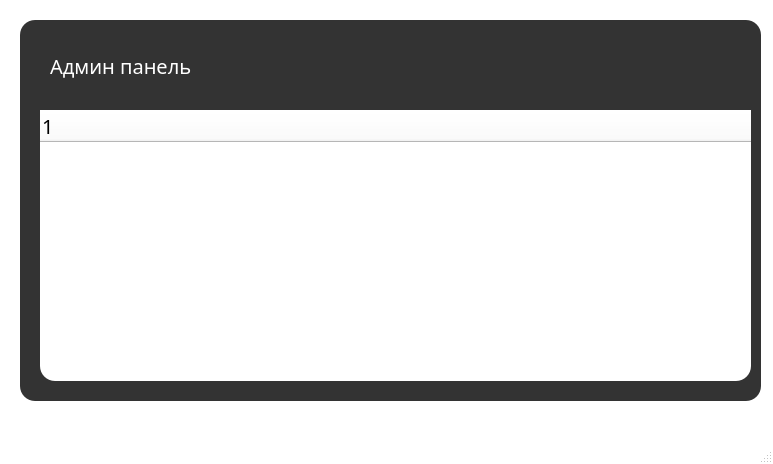
The window that Admin.ui (ChazGrant/Messenger) describes before a commit, drawn with Qt 5.
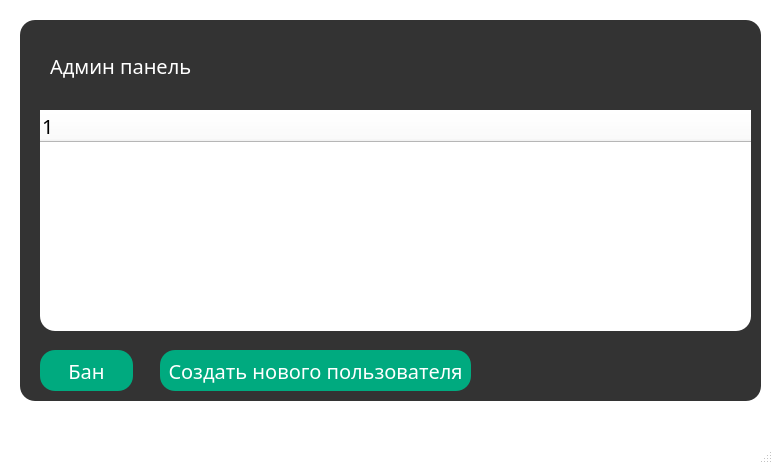
The same window after the commit. Icons and pictures are not drawn.

Patch:
```diff
--- a/Admin.ui
+++ b/Admin.ui
@@ -23,7 +23,7 @@
 }
 QPushButton{
 	border-radius: 15px;
-	background: red;
+	background: rgb(0, 170, 127);
 	color: white;
 }
 QPushButton:hover{
@@ -136,7 +136,7 @@
        <x>20</x>
        <y>90</y>
        <width>711</width>
-       <height>271</height>
+       <height>221</height>
       </rect>
      </property>
      <property name="styleSheet">
@@ -148,6 +148,32 @@
       </property>
      </column>
     </widget>
+    <widget class="QPushButton" name="banButton">
+     <property name="geometry">
+      <rect>
+       <x>20</x>
+       <y>330</y>
+       <width>93</width>
+       <height>41</height>
+      </rect>
+     </property>
+     <property name="text">
+      <string>Бан</string>
+     </property>
+    </widget>
+    <widget class="QPushButton" name="createUserButton">
+     <property name="geometry">
+      <rect>
+       <x>140</x>
+       <y>330</y>
+       <width>311</width>
+       <height>41</height>
+      </rect>
+     </property>
+     <property name="text">
+      <string>Создать нового пользователя</string>
+     </property>
+    </widget>
    </widget>
   </widget>
   <widget class="QMenuBar" name="menubar">
```
Left out of the diff: 2 changed lines with no effect on the pictures.
